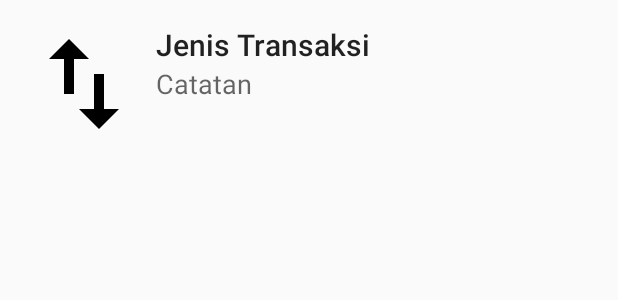
After one commit to ViramelianaXIR133/Cost.In, an Android app: the layout layout_detail.xml on its own in the app's theme, with its tools: preview values and no code run, on a phone screen of 412 x 824 dp. The commit adds this screen. Shown: the top 300 px of the screen. Run offline under Robolectric (Android 15) with nearby library versions, the phone set to English and light mode, and no system bars.

Commit message:
list view detail

```diff
--- a/app/build.gradle
+++ b/app/build.gradle
@@ -27,5 +27,6 @@ dependencies {
     compile 'com.android.support:appcompat-v7:25.2.0'
     compile 'com.android.support:design:25.2.0'
     compile 'com.android.support:support-v4:25.2.0'
+    compile 'com.android.support:recyclerview-v7:25.2.0'
     testCompile 'junit:junit:4.12'
 }
--- /dev/null
+++ b/app/src/main/res/drawable/ic_swap_vert_black_24dp.xml
@@ -0,0 +1,9 @@
+<vector xmlns:android="http://schemas.android.com/apk/res/android"
+    android:width="24dp"
+    android:height="24dp"
+    android:viewportHeight="24.0"
+    android:viewportWidth="24.0">
+    <path
+        android:fillColor="#FF000000"
+        android:pathData="M16,17.01V10h-2v7.01h-3L15,21l4,-3.99h-3zM9,3L5,6.99h3V14h2V6.99h3L9,3z" />
+</vector>
--- /dev/null
+++ b/app/src/main/res/layout/layout_detail.xml
@@ -0,0 +1,41 @@
+<?xml version="1.0" encoding="utf-8"?>
+<RelativeLayout xmlns:android="http://schemas.android.com/apk/res/android"
+    xmlns:tools="http://schemas.android.com/tools"
+    android:layout_width="match_parent"
+    android:layout_height="wrap_content"
+    android:background="?android:attr/selectableItemBackground"
+    android:padding="16dp">
+
+    <ImageView
+        android:id="@+id/imageView"
+        android:layout_width="80dp"
+        android:layout_height="80dp"
+        android:scaleType="centerCrop"
+        tools:src="@drawable/ic_swap_vert_black_24dp" />
+
+    <TextView
+        android:id="@+id/textViewJenis"
+        android:layout_width="match_parent"
+        android:layout_height="wrap_content"
+        android:layout_alignParentTop="true"
+        android:layout_marginLeft="8dp"
+        android:layout_marginStart="8dp"
+        android:layout_toEndOf="@id/imageView"
+        android:layout_toRightOf="@id/imageView"
+        android:maxLines="1"
+        android:textAppearance="@style/TextAppearance.AppCompat.Title"
+        tools:text="Jenis Transaksi" />
+
+    <TextView
+        android:id="@+id/textViewCatatan"
+        android:layout_width="match_parent"
+        android:layout_height="wrap_content"
+        android:layout_alignLeft="@id/textViewJenis"
+        android:layout_alignStart="@id/textViewJenis"
+        android:layout_below="@id/textViewJenis"
+        android:ellipsize="end"
+        android:maxLines="2"
+        android:textAppearance="@style/TextAppearance.AppCompat.Medium"
+        tools:text="Catatan" />
+
+</RelativeLayout>
```
Also changed, not shown: app/src/main/java/id/sch/smktelkom_mlg/project2/xirpl11517192933/costin/Database.java (+7 -0 lines), app/src/main/java/id/sch/smktelkom_mlg/project2/xirpl11517192933/costin/adapter/DetailAdapter.java (added, +63 -0 lines), app/src/main/java/id/sch/smktelkom_mlg/project2/xirpl11517192933/costin/model/Detail.java (added, +19 -0 lines), app/src/main/res/layout/uang_layout.xml (+11 -21 lines).
